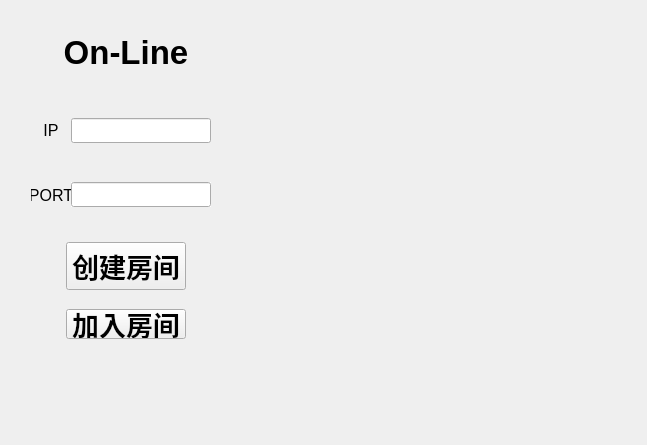
Above: onlinewindow.ui from Zhang-Yiiiiii/BlackAndWhite before the change. Below: the same form after it.
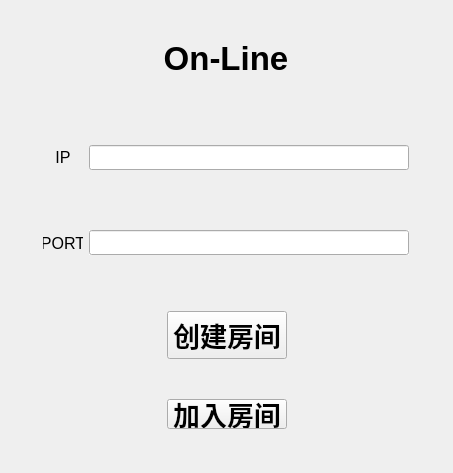
That is the form after the change.

```diff
--- a/onlinewindow.ui
+++ b/onlinewindow.ui
@@ -6,32 +6,16 @@
    <rect>
     <x>0</x>
     <y>0</y>
-    <width>647</width>
-    <height>445</height>
+    <width>453</width>
+    <height>473</height>
    </rect>
   </property>
   <property name="windowTitle">
    <string>MainWindow</string>
   </property>
   <widget class="QWidget" name="centralwidget">
-   <widget class="QWidget" name="layoutWidget">
-    <property name="geometry">
-     <rect>
-      <x>10</x>
-      <y>0</y>
-      <width>634</width>
-      <height>359</height>
-     </rect>
-    </property>
     <layout class="QGridLayout" name="gridLayout">
-     <item row="1" column="1">
-      <layout class="QHBoxLayout" name="horizontalLayout_15">
-       <property name="spacing">
-        <number>0</number>
-       </property>
-       <item>
-        <layout class="QVBoxLayout" name="verticalLayout">
-         <item>
+    <item row="0" column="0">
           <layout class="QHBoxLayout" name="horizontalLayout_5">
            <item>
             <spacer name="horizontalSpacer_5">
@@ -102,7 +86,7 @@
            </item>
           </layout>
          </item>
-         <item>
+    <item row="1" column="0">
           <spacer name="verticalSpacer_2">
            <property name="orientation">
             <enum>Qt::Orientation::Vertical</enum>
@@ -118,7 +102,7 @@
            </property>
           </spacer>
          </item>
-         <item>
+    <item row="2" column="0">
           <layout class="QHBoxLayout" name="horizontalLayout_4">
            <item>
             <spacer name="horizontalSpacer_2">
@@ -126,11 +110,11 @@
               <enum>Qt::Orientation::Horizontal</enum>
              </property>
              <property name="sizeType">
-              <enum>QSizePolicy::Policy::Fixed</enum>
+         <enum>QSizePolicy::Policy::Expanding</enum>
              </property>
              <property name="sizeHint" stdset="0">
               <size>
-               <width>10</width>
+          <width>40</width>
                <height>20</height>
               </size>
              </property>
@@ -180,25 +164,26 @@
              <item>
               <widget class="QLineEdit" name="ipEdit">
                <property name="sizePolicy">
-                <sizepolicy hsizetype="Fixed" vsizetype="Fixed">
+           <sizepolicy hsizetype="Maximum" vsizetype="Fixed">
                  <horstretch>0</horstretch>
                  <verstretch>0</verstretch>
                 </sizepolicy>
                </property>
                <property name="minimumSize">
                 <size>
-                 <width>140</width>
+            <width>320</width>
                  <height>20</height>
                 </size>
                </property>
                <property name="maximumSize">
                 <size>
-                 <width>140</width>
+            <width>380</width>
                  <height>25</height>
                 </size>
                </property>
                <property name="styleSheet">
-                <string notr="true">border-color: rgb(0, 0, 0);</string>
+           <string notr="true">
+</string>
                </property>
                <property name="frame">
                 <bool>true</bool>
@@ -213,11 +198,11 @@
               <enum>Qt::Orientation::Horizontal</enum>
              </property>
              <property name="sizeType">
-              <enum>QSizePolicy::Policy::Fixed</enum>
+         <enum>QSizePolicy::Policy::Expanding</enum>
              </property>
              <property name="sizeHint" stdset="0">
               <size>
-               <width>20</width>
+          <width>40</width>
                <height>20</height>
               </size>
              </property>
@@ -225,7 +210,7 @@
            </item>
           </layout>
          </item>
-         <item>
+    <item row="3" column="0">
           <spacer name="verticalSpacer_3">
            <property name="orientation">
             <enum>Qt::Orientation::Vertical</enum>
@@ -241,7 +226,7 @@
            </property>
           </spacer>
          </item>
-         <item>
+    <item row="4" column="0">
           <layout class="QHBoxLayout" name="horizontalLayout_3">
            <item>
             <spacer name="horizontalSpacer_3">
@@ -249,11 +234,11 @@
               <enum>Qt::Orientation::Horizontal</enum>
              </property>
              <property name="sizeType">
-              <enum>QSizePolicy::Policy::Fixed</enum>
+         <enum>QSizePolicy::Policy::Expanding</enum>
              </property>
              <property name="sizeHint" stdset="0">
               <size>
-               <width>10</width>
+          <width>40</width>
                <height>20</height>
               </size>
              </property>
@@ -300,20 +285,20 @@
              <item>
               <widget class="QLineEdit" name="portEdit">
                <property name="sizePolicy">
-                <sizepolicy hsizetype="Fixed" vsizetype="Fixed">
+           <sizepolicy hsizetype="Maximum" vsizetype="Fixed">
                  <horstretch>0</horstretch>
                  <verstretch>0</verstretch>
                 </sizepolicy>
                </property>
                <property name="minimumSize">
                 <size>
-                 <width>140</width>
+            <width>320</width>
                  <height>20</height>
                 </size>
                </property>
                <property name="maximumSize">
                 <size>
-                 <width>140</width>
+            <width>380</width>
                  <height>25</height>
                 </size>
                </property>
@@ -339,11 +324,11 @@
               <enum>Qt::Orientation::Horizontal</enum>
              </property>
              <property name="sizeType">
-              <enum>QSizePolicy::Policy::Fixed</enum>
+         <enum>QSizePolicy::Policy::Expanding</enum>
              </property>
              <property name="sizeHint" stdset="0">
               <size>
-               <width>20</width>
+          <width>40</width>
                <height>20</height>
               </size>
              </property>
@@ -351,7 +336,7 @@
            </item>
           </layout>
          </item>
-         <item>
+    <item row="5" column="0">
           <spacer name="verticalSpacer_4">
            <property name="orientation">
             <enum>Qt::Orientation::Vertical</enum>
@@ -367,7 +352,7 @@
            </property>
           </spacer>
          </item>
-         <item>
+    <item row="6" column="0">
           <layout class="QHBoxLayout" name="horizontalLayout_7">
            <item>
             <spacer name="horizontalSpacer_9">
@@ -375,7 +360,7 @@
               <enum>Qt::Orientation::Horizontal</enum>
              </property>
              <property name="sizeType">
-              <enum>QSizePolicy::Policy::Fixed</enum>
+         <enum>QSizePolicy::Policy::Expanding</enum>
              </property>
              <property name="sizeHint" stdset="0">
               <size>
@@ -396,7 +381,7 @@
              <property name="minimumSize">
               <size>
                <width>120</width>
-               <height>20</height>
+          <height>30</height>
               </size>
              </property>
              <property name="font">
@@ -423,7 +408,7 @@
               <enum>Qt::Orientation::Horizontal</enum>
              </property>
              <property name="sizeType">
-              <enum>QSizePolicy::Policy::Fixed</enum>
+         <enum>QSizePolicy::Policy::Expanding</enum>
              </property>
              <property name="sizeHint" stdset="0">
               <size>
@@ -435,7 +420,7 @@
            </item>
           </layout>
          </item>
-         <item>
+    <item row="7" column="0">
           <layout class="QHBoxLayout" name="horizontalLayout_6">
            <item>
             <spacer name="horizontalSpacer">
@@ -443,7 +428,7 @@
               <enum>Qt::Orientation::Horizontal</enum>
              </property>
              <property name="sizeType">
-              <enum>QSizePolicy::Policy::Fixed</enum>
+         <enum>QSizePolicy::Policy::Expanding</enum>
              </property>
              <property name="sizeHint" stdset="0">
               <size>
@@ -464,7 +449,7 @@
              <property name="minimumSize">
               <size>
                <width>120</width>
-               <height>20</height>
+          <height>30</height>
               </size>
              </property>
              <property name="maximumSize">
@@ -497,60 +482,11 @@
               <enum>Qt::Orientation::Horizontal</enum>
              </property>
              <property name="sizeType">
-              <enum>QSizePolicy::Policy::Fixed</enum>
-             </property>
-             <property name="sizeHint" stdset="0">
-              <size>
-               <width>50</width>
-               <height>20</height>
-              </size>
-             </property>
-            </spacer>
-           </item>
-          </layout>
-         </item>
-        </layout>
-       </item>
-       <item>
-        <widget class="QFrame" name="framePic">
-         <property name="sizePolicy">
-          <sizepolicy hsizetype="Fixed" vsizetype="Fixed">
-           <horstretch>0</horstretch>
-           <verstretch>0</verstretch>
-          </sizepolicy>
-         </property>
-         <property name="minimumSize">
-          <size>
-           <width>234</width>
-           <height>341</height>
-          </size>
-         </property>
-         <property name="maximumSize">
-          <size>
-           <width>234</width>
-           <height>341</height>
-          </size>
-         </property>
-         <property name="frameShape">
-          <enum>QFrame::Shape::NoFrame</enum>
-         </property>
-         <property name="frameShadow">
-          <enum>QFrame::Shadow::Sunken</enum>
-         </property>
-         <layout class="QGridLayout" name="gridLayout_3"/>
-        </widget>
-       </item>
-       <item>
-        <spacer name="horizontalSpacer_22">
-         <property name="orientation">
-          <enum>Qt::Orientation::Horizontal</enum>
-         </property>
-         <property name="sizeType">
           <enum>QSizePolicy::Policy::Expanding</enum>
          </property>
          <property name="sizeHint" stdset="0">
           <size>
-           <width>18</width>
+          <width>50</width>
            <height>20</height>
           </size>
          </property>
@@ -558,18 +494,7 @@
        </item>
       </layout>
      </item>
-     <item row="0" column="0">
-      <widget class="QFrame" name="frameBackgroud">
-       <property name="frameShape">
-        <enum>QFrame::Shape::StyledPanel</enum>
-       </property>
-       <property name="frameShadow">
-        <enum>QFrame::Shadow::Raised</enum>
-       </property>
-      </widget>
-     </item>
-    </layout>
-   </widget>
+   </layout>
   </widget>
   <widget class="QMenuBar" name="menubar">
    <property name="geometry">
```
Left out of the diff: 2 changed lines with no effect on the pictures. Lines whose indentation alone changed are shown as unchanged.
